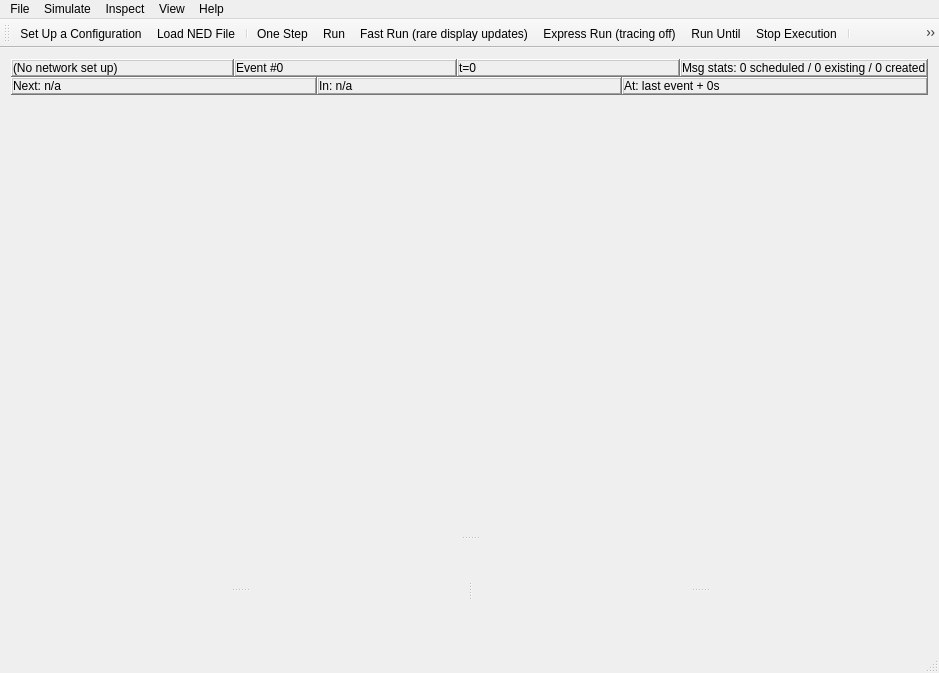
Before: the Qt Designer form src/qtenv/mainwindow.ui in omnetpp/omnetpp, drawn with Qt 5.
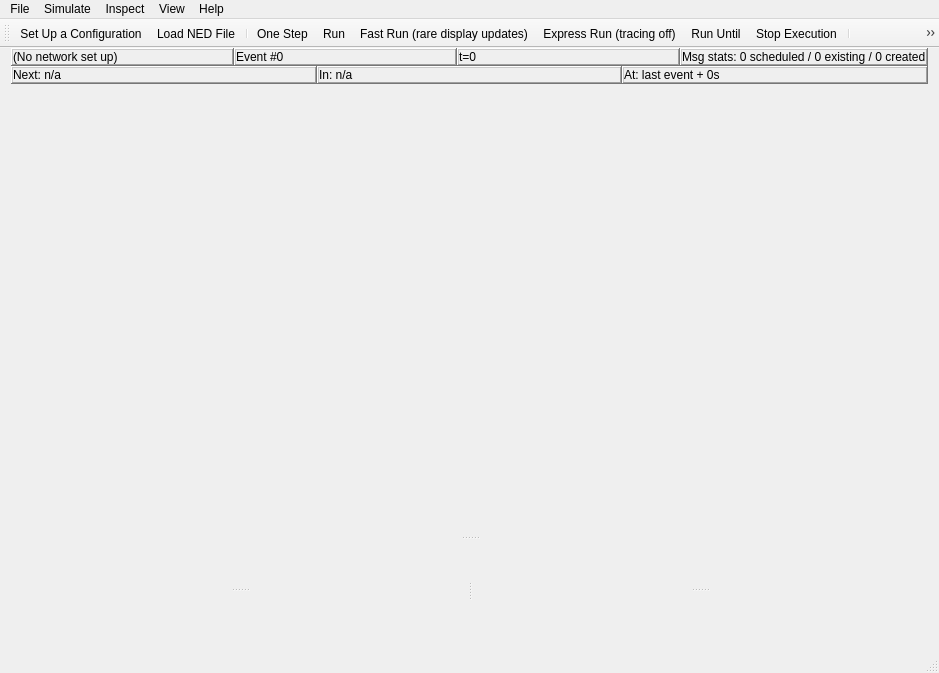
After: the same form once the commit is applied. Icons and pictures are not drawn.

Commit message: qtenv: mainwindow: remove space under toolbar

```diff
--- a/src/qtenv/mainwindow.ui
+++ b/src/qtenv/mainwindow.ui
@@ -34,6 +34,9 @@
     </size>
    </property>
    <layout class="QVBoxLayout" name="verticalLayout">
+    <property name="topMargin">
+     <number>0</number>
+    </property>
     <item>
      <layout class="QVBoxLayout" name="verticalLayout_2">
       <property name="spacing">
```
Left out of the diff: 8 changed lines with no effect on the pictures.
